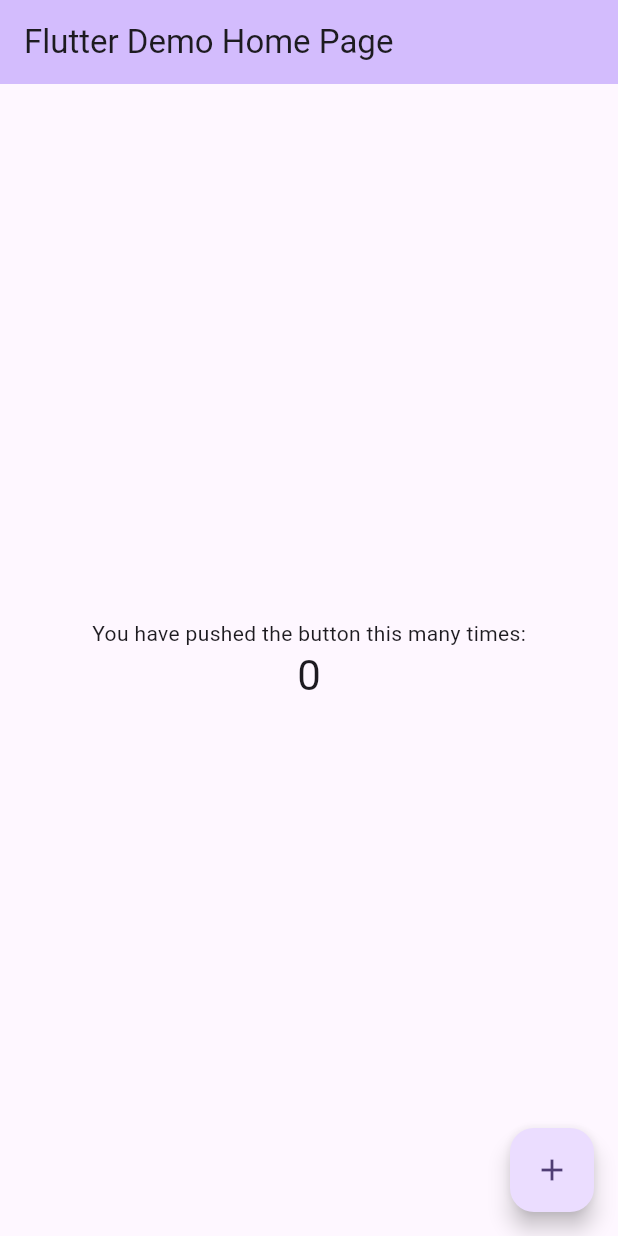
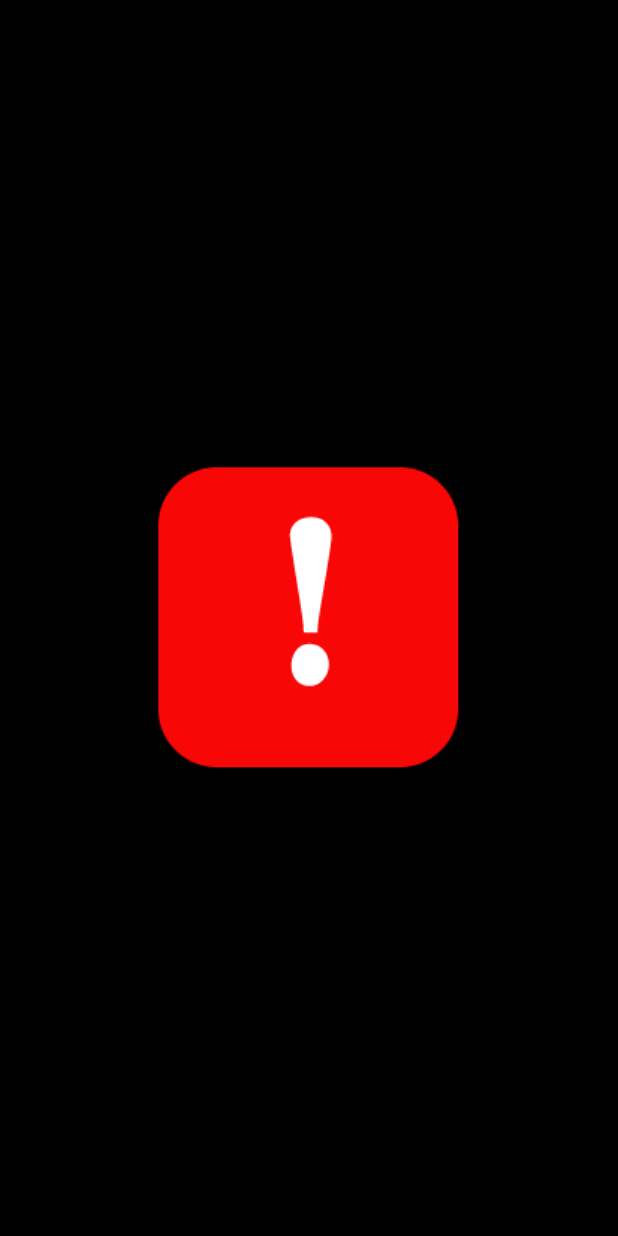
Before and after one commit to Sedan513/smartAlert, a Flutter app: the screen it shows after launch, on a phone screen of 412 x 824 dp. Run offline on Flutter 3.47's test engine with Material 2 defaults, Android fonts, the phone set to English and light mode, and no system bars.

Commit message:
added button and admin prompts

```diff
--- /dev/null
+++ b/smartalert_ui/lib/Button_Page.dart
@@ -0,0 +1,50 @@
+import 'package:flutter/material.dart';
+
+const startAlignment = Alignment.bottomLeft;
+const endAlignment = Alignment.topRight;
+
+class ButtonPage extends StatefulWidget {
+  const ButtonPage(this.color1, this.color2, {Key? key}) : super(key: key);
+
+  final Color color1;
+  final Color color2;
+
+  @override
+  _ButtonPageState createState() => _ButtonPageState();
+}
+
+class _ButtonPageState extends State<ButtonPage> {
+  bool buttonPressed = false;
+  void updateui() {
+    setState(() {
+      buttonPressed = !buttonPressed;
+    });
+  }
+
+  @override
+  Widget build(BuildContext context) {
+    return Container(
+      decoration: BoxDecoration(
+        gradient: LinearGradient(
+          colors: [widget.color1, widget.color2],
+          begin: startAlignment,
+          end: endAlignment,
+        ),
+      ),
+      child: Center(
+        child: buttonPressed
+            ? const Text(
+                'Owner generated prompt goes here',
+                style: TextStyle(color: Colors.white),
+              )
+            : TextButton(
+                onPressed:
+                    updateui, // You should replace this with the actual onPressed function.
+                child: Image.asset(
+                  'assets/button_image.png',
+                ),
+              ),
+      ),
+    );
+  }
+}
--- a/smartalert_ui/lib/main.dart
+++ b/smartalert_ui/lib/main.dart
@@ -1,125 +1,8 @@
 import 'package:flutter/material.dart';
+import 'package:smartalert_ui/Button_Page.dart';
 
 void main() {
-  runApp(const MyApp());
+  runApp(const MaterialApp(
+    home: Scaffold(body: ButtonPage(Colors.black, Colors.black)),
+  ));
 }
-
-class MyApp extends StatelessWidget {
-  const MyApp({super.key});
-
-  // This widget is the root of your application.
-  @override
-  Widget build(BuildContext context) {
-    return MaterialApp(
-      title: 'Flutter Demo',
-      theme: ThemeData(
-        // This is the theme of your application.
-        //
-        // TRY THIS: Try running your application with "flutter run". You'll see
-        // the application has a blue toolbar. Then, without quitting the app,
-        // try changing the seedColor in the colorScheme below to Colors.green
-        // and then invoke "hot reload" (save your changes or press the "hot
-        // reload" button in a Flutter-supported IDE, or press "r" if you used
-        // the command line to start the app).
-        //
-        // Notice that the counter didn't reset back to zero; the application
-        // state is not lost during the reload. To reset the state, use hot
-        // restart instead.
-        //
-        // This works for code too, not just values: Most code changes can be
-        // tested with just a hot reload.
-        colorScheme: ColorScheme.fromSeed(seedColor: Colors.deepPurple),
-        useMaterial3: true,
-      ),
-      home: const MyHomePage(title: 'Flutter Demo Home Page'),
-    );
-  }
-}
-
-class MyHomePage extends StatefulWidget {
-  const MyHomePage({super.key, required this.title});
-
-  // This widget is the home page of your application. It is stateful, meaning
-  // that it has a State object (defined below) that contains fields that affect
-  // how it looks.
-
-  // This class is the configuration for the state. It holds the values (in this
-  // case the title) provided by the parent (in this case the App widget) and
-  // used by the build method of the State. Fields in a Widget subclass are
-  // always marked "final".
-
-  final String title;
-
-  @override
-  State<MyHomePage> createState() => _MyHomePageState();
-}
-
-class _MyHomePageState extends State<MyHomePage> {
-  int _counter = 0;
-
-  void _incrementCounter() {
-    setState(() {
-      // This call to setState tells the Flutter framework that something has
-      // changed in this State, which causes it to rerun the build method below
-      // so that the display can reflect the updated values. If we changed
-      // _counter without calling setState(), then the build method would not be
-      // called again, and so nothing would appear to happen.
-      _counter++;
-    });
-  }
-
-  @override
-  Widget build(BuildContext context) {
-    // This method is rerun every time setState is called, for instance as done
-    // by the _incrementCounter method above.
-    //
-    // The Flutter framework has been optimized to make rerunning build methods
-    // fast, so that you can just rebuild anything that needs updating rather
-    // than having to individually change instances of widgets.
-    return Scaffold(
-      appBar: AppBar(
-        // TRY THIS: Try changing the color here to a specific color (to
-        // Colors.amber, perhaps?) and trigger a hot reload to see the AppBar
-        // change color while the other colors stay the same.
-        backgroundColor: Theme.of(context).colorScheme.inversePrimary,
-        // Here we take the value from the MyHomePage object that was created by
-        // the App.build method, and use it to set our appbar title.
-        title: Text(widget.title),
-      ),
-      body: Center(
-        // Center is a layout widget. It takes a single child and positions it
-        // in the middle of the parent.
-        child: Column(
-          // Column is also a layout widget. It takes a list of children and
-          // arranges them vertically. By default, it sizes itself to fit its
-          // children horizontally, and tries to be as tall as its parent.
-          //
-          // Column has various properties to control how it sizes itself and
-          // how it positions its children. Here we use mainAxisAlignment to
-          // center the children vertically; the main axis here is the vertical
-          // axis because Columns are vertical (the cross axis would be
-          // horizontal).
-          //
-          // TRY THIS: Invoke "debug painting" (choose the "Toggle Debug Paint"
-          // action in the IDE, or press "p" in the console), to see the
-          // wireframe for each widget.
-          mainAxisAlignment: MainAxisAlignment.center,
-          children: <Widget>[
-            const Text(
-              'You have pushed the button this many times:',
-            ),
-            Text(
-              '$_counter',
-              style: Theme.of(context).textTheme.headlineMedium,
-            ),
-          ],
-        ),
-      ),
-      floatingActionButton: FloatingActionButton(
-        onPressed: _incrementCounter,
-        tooltip: 'Increment',
-        child: const Icon(Icons.add),
-      ), // This trailing comma makes auto-formatting nicer for build methods.
-    );
-  }
-}
--- a/smartalert_ui/pubspec.yaml
+++ b/smartalert_ui/pubspec.yaml
@@ -59,9 +59,9 @@ flutter:
   uses-material-design: true
 
   # To add assets to your application, add an assets section, like this:
-  # assets:
-  #   - images/a_dot_burr.jpeg
-  #   - images/a_dot_ham.jpeg
+  assets:
+   - assets/button_image.png
+
 
   # An image asset can refer to one or more resolution-specific "variants", see
   # https://flutter.dev/assets-and-images/#resolution-aware
```
Also changed, not shown: smartalert_ui/assets/button_image.png (added), 1 other file.
